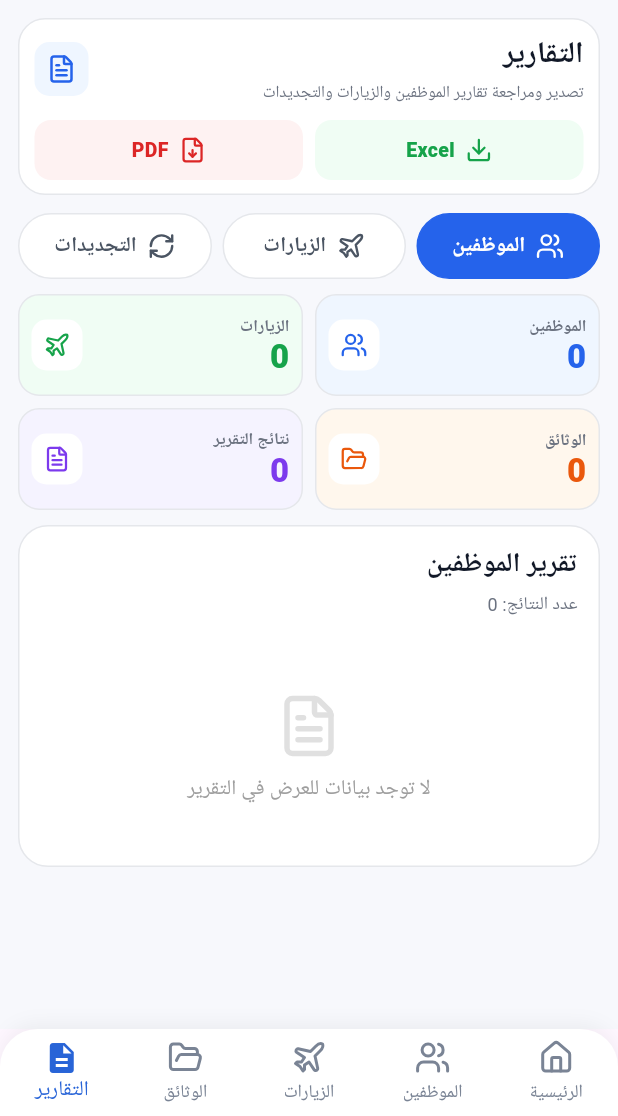
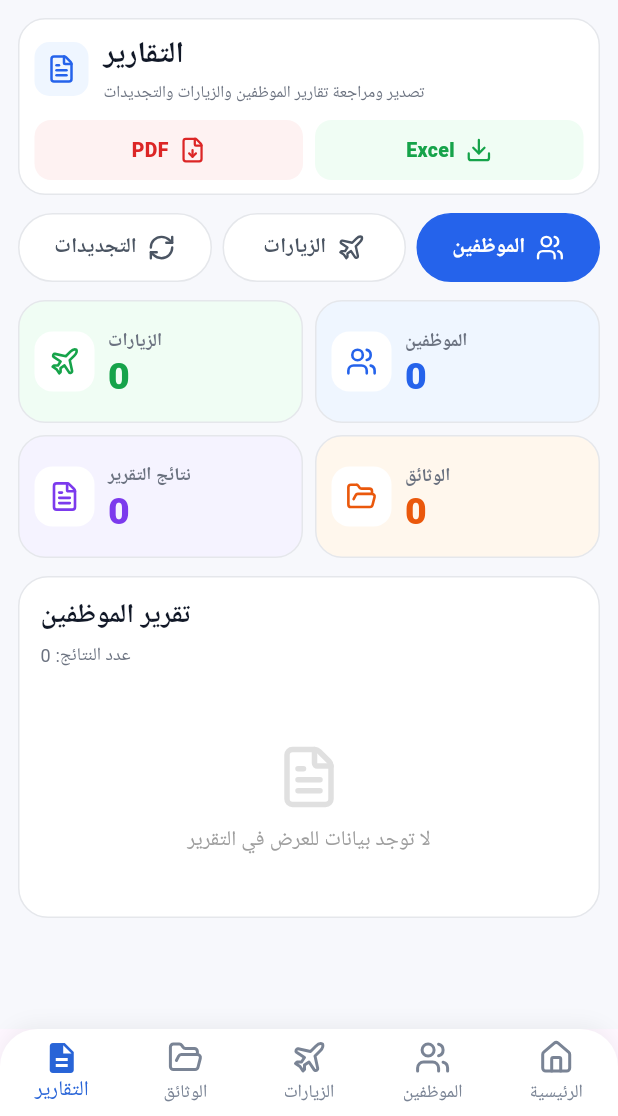
Before and after one commit to alazani-web/employee_id_app, a Flutter app: the screen it shows after launch, item 5 of the bottom bar chosen, on a phone screen of 412 x 824 dp, the part 120-1236 px from its top. Run offline on Flutter 3.47's test engine with Material 3 defaults, Android fonts, the phone set to English and light mode, and no system bars; our stand-ins replace file_picker, firebase_core, flutter_svg, lucide_icons_flutter, pdf, printing and 1 more; missing offline and left inert: excel, universal_html; accounts and stored records are empty; Roboto replaces fonts that are missing (Arial).

Commit message:
تم تعديل صفحة التقارير

```diff
--- a/lib/screens/reports_screen.dart
+++ b/lib/screens/reports_screen.dart
@@ -208,17 +208,17 @@ class _ReportsScreenState extends State<ReportsScreen> {
               child: Column(
                 crossAxisAlignment: CrossAxisAlignment.stretch,
                 children: [
-                  _buildHeaderCard(),
+                  _buildHeaderCard(reportCount: reportCount),
                   const SizedBox(height: 12),
                   _buildTabs(),
-                  const SizedBox(height: 10),
+                  const SizedBox(height: 12),
                   _buildStats(
                     employeeCount: employees.length,
                     visitCount: visits.length,
                     documentCount: _documentCount,
                     reportCount: reportCount,
                   ),
-                  const SizedBox(height: 10),
+                  const SizedBox(height: 12),
                   if (selectedTab == 0)
                     _buildEmployeesReport(employees)
                   else if (selectedTab == 1)
@@ -234,7 +234,7 @@ class _ReportsScreenState extends State<ReportsScreen> {
     );
   }
 
-  Widget _buildHeaderCard() {
+  Widget _buildHeaderCard({required int reportCount}) {
     return Container(
       padding: const EdgeInsets.fromLTRB(10, 9, 10, 9),
       decoration: BoxDecoration(
@@ -247,31 +247,21 @@ class _ReportsScreenState extends State<ReportsScreen> {
           Row(
             children: [
               const Expanded(
-                child: Align(
-                  alignment: Alignment.centerRight,
                 child: Column(
-                    mainAxisSize: MainAxisSize.min,
                   crossAxisAlignment: CrossAxisAlignment.end,
                   children: [
-                      Align(
-                        alignment: Alignment.centerRight,
-                        child: Text(
+                    Text(
                       'التقارير',
                       textAlign: TextAlign.right,
                       style: TextStyle(fontSize: 20, fontWeight: FontWeight.w800, color: Color(0xff111827)),
                     ),
-                      ),
                     SizedBox(height: 4),
-                      Align(
-                        alignment: Alignment.centerRight,
-                        child: Text(
+                    Text(
                       'تصدير ومراجعة تقارير الموظفين والزيارات والتجديدات',
                       textAlign: TextAlign.right,
                       style: TextStyle(fontSize: 11, height: 1.3, color: Color(0xff6B7280)),
                     ),
-                      ),
                   ],
-                  ),
                 ),
               ),
               const SizedBox(width: 10),
@@ -296,6 +286,7 @@ class _ReportsScreenState extends State<ReportsScreen> {
                   foreground: const Color(0xff16A34A),
                   background: const Color(0xffF0FDF4),
                   border: Colors.transparent,
+                  hasData: reportCount > 0,
                   onPressed: _exportExcel,
                 ),
               ),
@@ -307,6 +298,7 @@ class _ReportsScreenState extends State<ReportsScreen> {
                   foreground: const Color(0xffDC2626),
                   background: const Color(0xffFEF2F2),
                   border: Colors.transparent,
+                  hasData: reportCount > 0,
                   onPressed: _exportPdf,
                 ),
               ),
@@ -323,6 +315,7 @@ class _ReportsScreenState extends State<ReportsScreen> {
     required Color foreground,
     required Color background,
     required Color border,
+    required bool hasData,
     required Future<void> Function() onPressed,
   }) {
     return Material(
@@ -330,6 +323,21 @@ class _ReportsScreenState extends State<ReportsScreen> {
       child: InkWell(
         borderRadius: BorderRadius.circular(11),
         onTap: () async {
+          if (!hasData) {
+            if (!mounted) return;
+            ScaffoldMessenger.of(context).hideCurrentSnackBar();
+            ScaffoldMessenger.of(context).showSnackBar(
+              const SnackBar(
+                content: Text(
+                  'لا يمكن إنشاء التقرير لعدم وجود بيانات',
+                  textAlign: TextAlign.right,
+                ),
+                duration: Duration(seconds: 3),
+                behavior: SnackBarBehavior.floating,
+              ),
+            );
+            return;
+          }
           await onPressed();
         },
         child: Container(
@@ -373,7 +381,7 @@ class _ReportsScreenState extends State<ReportsScreen> {
               borderRadius: BorderRadius.circular(24),
               onTap: () => setState(() => selectedTab = index),
               child: Container(
-                height: 44,
+                height: 46,
                 decoration: BoxDecoration(
                   color: active ? primaryBlue : Colors.white,
                   borderRadius: BorderRadius.circular(24),
@@ -429,81 +437,36 @@ class _ReportsScreenState extends State<ReportsScreen> {
     );
   }
 
-  Widget _statCard(
-  String title,
-  String value,
-  IconData icon,
-  Color color,
-  Color background,
-) {
+  Widget _statCard(String title, String value, IconData icon, Color color, Color background) {
     return Container(
-    height: 68,
-    padding: const EdgeInsets.symmetric(horizontal: 8, vertical: 5),
+      height: 82,
+      padding: const EdgeInsets.symmetric(horizontal: 10, vertical: 8),
       decoration: BoxDecoration(
         color: background,
-      borderRadius: BorderRadius.circular(14),
-      border: Border.all(
-        color: const Color(0xffE5E7EB),
-      ),
+        borderRadius: BorderRadius.circular(18),
+        border: Border.all(color: const Color(0xffE5E7EB)),
       ),
       child: Row(
-      // مهم: الأيقونة يسار والنص يمين
         textDirection: TextDirection.ltr,
         children: [
-        // الأيقونة في اليسار
           Container(
-          width: 34,
-          height: 34,
+            width: 40,
+            height: 40,
             decoration: BoxDecoration(
               color: Colors.white,
-            borderRadius: BorderRadius.circular(10),
+              borderRadius: BorderRadius.circular(12),
             ),
-          child: Icon(
-            icon,
-            color: color,
-            size: 18,
+            child: Icon(icon, color: color, size: 21),
           ),
-        ),
-
-        const SizedBox(width: 8),
-
-        // الاسم والرقم في اليمين
+          const SizedBox(width: 9),
           Expanded(
             child: Column(
               mainAxisAlignment: MainAxisAlignment.center,
               crossAxisAlignment: CrossAxisAlignment.end,
               children: [
-              Align(
-                alignment: Alignment.centerRight,
-                child: Text(
-                  title,
-                  textAlign: TextAlign.right,
-                  maxLines: 1,
-                  overflow: TextOverflow.ellipsis,
-                  style: const TextStyle(
-                    fontSize: 11,
-                    height: 1.1,
-                    color: Color(0xff6B7280),
-                    fontWeight: FontWeight.w600,
-                  ),
-                ),
-              ),
-
+                Text(title, style: const TextStyle(fontSize: 12, color: Color(0xff6B7280), fontWeight: FontWeight.w600)),
                 const SizedBox(height: 2),
-
-              Align(
-                alignment: Alignment.centerRight,
-                child: Text(
-                  value,
-                  textAlign: TextAlign.right,
-                  style: TextStyle(
-                    fontSize: 22,
-                    height: 1,
-                    color: color,
-                    fontWeight: FontWeight.w800,
-                  ),
-                ),
-              ),
+                Text(value, style: TextStyle(fontSize: 25, height: 1, color: color, fontWeight: FontWeight.w800)),
               ],
             ),
           ),
@@ -526,31 +489,13 @@ class _ReportsScreenState extends State<ReportsScreen> {
         children: [
           Padding(
             padding: const EdgeInsets.fromLTRB(14, 12, 14, 10),
-            child: Align(
-              alignment: Alignment.centerRight,
             child: Column(
-                mainAxisSize: MainAxisSize.min,
               crossAxisAlignment: CrossAxisAlignment.end,
               children: [
-                  Align(
-                    alignment: Alignment.centerRight,
-                    child: Text(
-                      title,
-                      textAlign: TextAlign.right,
-                      style: const TextStyle(fontSize: 18, fontWeight: FontWeight.w800, color: Color(0xff111827)),
-                    ),
-                  ),
+                Text(title, style: const TextStyle(fontSize: 18, fontWeight: FontWeight.w800, color: Color(0xff111827))),
                 const SizedBox(height: 4),
-                  Align(
-                    alignment: Alignment.centerRight,
-                    child: Text(
-                      'عدد النتائج: $count',
-                      textAlign: TextAlign.right,
-                      style: const TextStyle(fontSize: 12, color: Color(0xff6B7280)),
-                    ),
-                  ),
+                Text('عدد النتائج: $count', style: const TextStyle(fontSize: 12, color: Color(0xff6B7280))),
               ],
-              ),
             ),
           ),
           child,
@@ -850,8 +795,24 @@ class _ReportsScreenState extends State<ReportsScreen> {
   }
 
   Future<void> _exportExcel() async {
+    final rows = _currentExportRows();
+    if (rows.length <= 1) {
+      if (!mounted) return;
+      ScaffoldMessenger.of(context).hideCurrentSnackBar();
+      ScaffoldMessenger.of(context).showSnackBar(
+        const SnackBar(
+          content: Text(
+            'لا يمكن إنشاء التقرير لعدم وجود بيانات',
+            textAlign: TextAlign.right,
+          ),
+          duration: Duration(seconds: 3),
+          behavior: SnackBarBehavior.floating,
+        ),
+      );
+      return;
+    }
+
     try {
-      final rows = _currentExportRows();
       final workbook = excel_lib.Excel.createExcel();
       final sheet = workbook['التقرير'];
       sheet.isRTL = true;
@@ -884,8 +845,24 @@ class _ReportsScreenState extends State<ReportsScreen> {
   }
 
   Future<void> _exportPdf() async {
+    final rows = _currentExportRows();
+    if (rows.length <= 1) {
+      if (!mounted) return;
+      ScaffoldMessenger.of(context).hideCurrentSnackBar();
+      ScaffoldMessenger.of(context).showSnackBar(
+        const SnackBar(
+          content: Text(
+            'لا يمكن إنشاء التقرير لعدم وجود بيانات',
+            textAlign: TextAlign.right,
+          ),
+          duration: Duration(seconds: 3),
+          behavior: SnackBarBehavior.floating,
+        ),
+      );
+      return;
+    }
+
     try {
-      final rows = _currentExportRows();
       final arabicFont = await PdfGoogleFonts.notoSansArabicRegular();
       final arabicBold = await PdfGoogleFonts.notoSansArabicBold();
 
```
Lines whose indentation alone changed are shown as unchanged.
